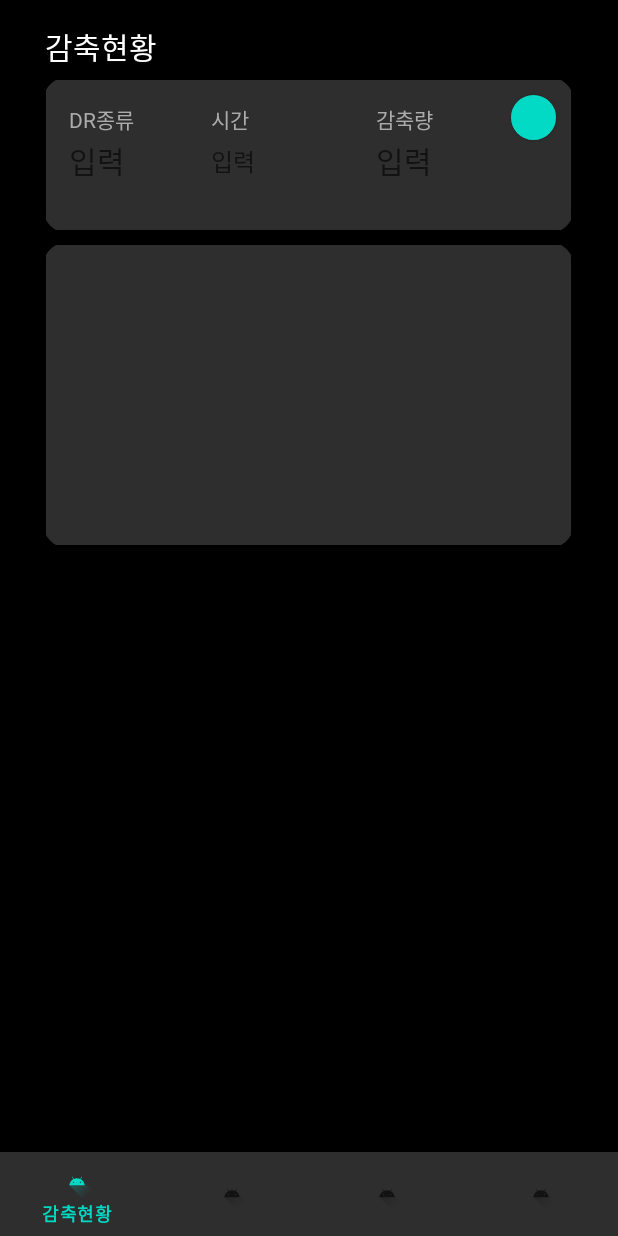
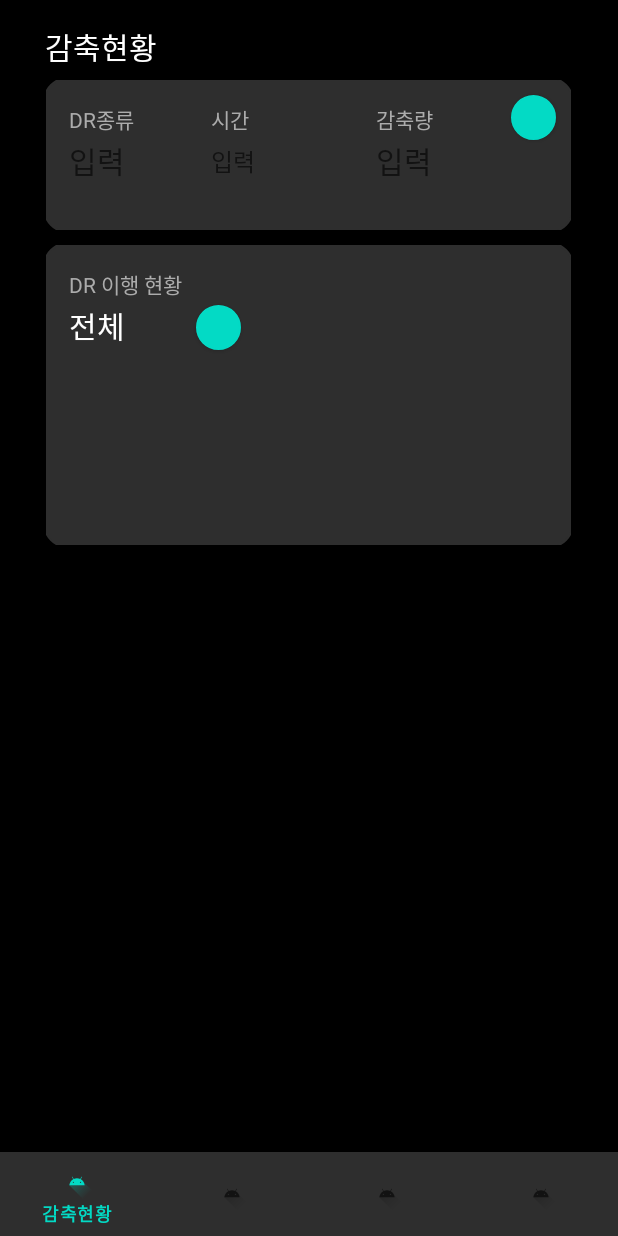
Before and after one commit to capstone-design-team4/Client, an Android app: the screen it shows after launch (MainActivity), on a phone screen of 412 x 824 dp. Run offline under Robolectric (Android 15) with nearby library versions, the light colour scheme and no system bars.

Commit message:
최소 저장량 설정

```diff
--- a/app/src/main/java/com/capstone/jeonshimclient/DRFragment.kt
+++ b/app/src/main/java/com/capstone/jeonshimclient/DRFragment.kt
@@ -19,16 +19,24 @@ class DRFragment : Fragment() {
 
     override fun onViewCreated(view: View, savedInstanceState: Bundle?) {
         super.onViewCreated(view, savedInstanceState)
-        val dialog = SettingDialog(requireContext())
+
+        val setdialog = SettingDialog(requireContext())
+        val storagedialog = StorageSettingDialog(requireContext())
+
+        button_set_minimum.setOnClickListener {
+            storagedialog.setDig(requireContext())
+        }
+
         button_set_DR.setOnClickListener {
-            dialog.setDig(requireContext())
+            setdialog.setDig(requireContext())
         }
-        dialog.setOnClickedListener(object : SettingDialog.ButtonClickListener{
+        setdialog.setOnClickedListener(object : SettingDialog.ButtonClickListener{
             override fun onClicked(drname: String, reductions: String, time1: String, time2: String){
-                print_dr_name.text = Editable.Factory.getInstance().newEditable("$drname")
+                print_drname.text = Editable.Factory.getInstance().newEditable("$drname")
                 print_reductions.text = Editable.Factory.getInstance().newEditable("${reductions}kWh")
                 print_time.text = Editable.Factory.getInstance().newEditable("$time1 ~ $time2")
             }
-        })
+        }
+        )
     }
 }
--- a/app/src/main/res/layout/dialog_setting.xml
+++ b/app/src/main/res/layout/dialog_setting.xml
@@ -117,7 +117,7 @@
         app:layout_constraintVertical_bias="0.99" />
 
     <TextView
-        android:id="@+id/drname"
+        android:id="@+id/minimunStorage"
         android:layout_width="wrap_content"
         android:layout_height="wrap_content"
         android:text="Dr종류"
--- a/app/src/main/res/layout/fragment_dr.xml
+++ b/app/src/main/res/layout/fragment_dr.xml
@@ -77,7 +77,7 @@
             tools:ignore="SmallSp,TouchTargetSizeCheck,SpeakableTextPresentCheck" />
 
         <EditText
-            android:id="@+id/print_dr_name"
+            android:id="@+id/print_drname"
             android:layout_width="90dp"
             android:layout_height="wrap_content"
             android:layout_marginStart="15dp"
@@ -149,6 +149,50 @@
         app:layout_constraintVertical_bias="0.0"
         tools:ignore="MissingConstraints">
 
+        <Button
+            android:id="@+id/button_set_minimum"
+            android:layout_width="30dp"
+            android:layout_height="30dp"
+            android:layout_marginStart="100dp"
+            android:layout_marginLeft="100dp"
+            android:layout_marginTop="40dp"
+            android:background="@drawable/shape_for_circle_button"
+            android:fontFamily="@font/font1"
+            android:minWidth="40dip"
+            android:minHeight="20dip"
+            android:text="..."
+            android:textColor="#FFFFFF"
+            android:textSize="6sp"
+            app:backgroundTint="@color/teal_200"
+            tools:ignore="SmallSp,TouchTargetSizeCheck,SpeakableTextPresentCheck" />
+
+        <TextView
+            android:id="@+id/text_DR_condition"
+            android:layout_width="wrap_content"
+            android:layout_height="wrap_content"
+
+            android:layout_marginStart="15dp"
+            android:layout_marginLeft="15dp"
+            android:layout_marginTop="15dp"
+            android:text="DR 이행 현황"
+            android:textColor="#ACACAC" />
+
+        <EditText
+            android:id="@+id/print_DR_condition"
+            android:layout_width="90dp"
+            android:layout_height="wrap_content"
+            android:layout_marginStart="15dp"
+            android:layout_marginLeft="15dp"
+            android:layout_marginTop="30dp"
+            android:background="@null"
+            android:ems="10"
+            android:enabled="false"
+            android:inputType="textPersonName"
+            android:minHeight="48dp"
+            android:text="전체"
+            android:textColor="#FFFFFF"
+            android:textSize="20sp" />
+
     </FrameLayout>
 
 </androidx.constraintlayout.widget.ConstraintLayout>
```
Also changed, not shown: app/src/main/java/com/capstone/jeonshimclient/StorageSettingDialog.kt (added, +59 -0 lines), app/src/main/res/layout/dialog_storagesetting.xml (added, +75 -0 lines).
